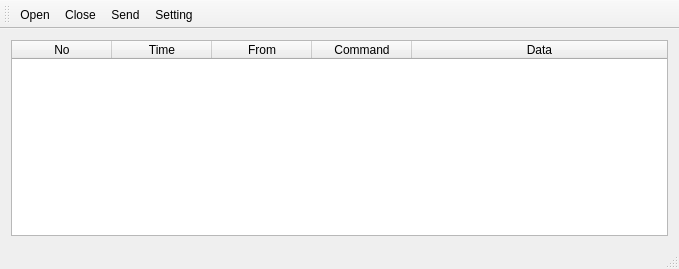
Above: mainwindow.ui from ATmega8/qt-modbus-terminal before the change. Below: the same form after it.
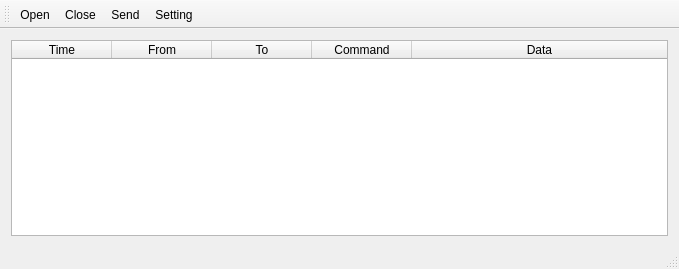
That is the form after the change. Icons and pictures are not drawn.

Diff of the .ui file:
```diff
--- a/mainwindow.ui
+++ b/mainwindow.ui
@@ -38,11 +38,6 @@
       <attribute name="horizontalHeaderStretchLastSection">
        <bool>true</bool>
       </attribute>
-      <column>
-       <property name="text">
-        <string>No</string>
-       </property>
-      </column>
       <column>
        <property name="text">
         <string>Time</string>
@@ -53,6 +48,11 @@
         <string>From</string>
        </property>
       </column>
+      <column>
+       <property name="text">
+        <string>To</string>
+       </property>
+      </column>
       <column>
        <property name="text">
         <string>Command</string>
```
Left out of the diff: 3 changed lines with no effect on the pictures.
